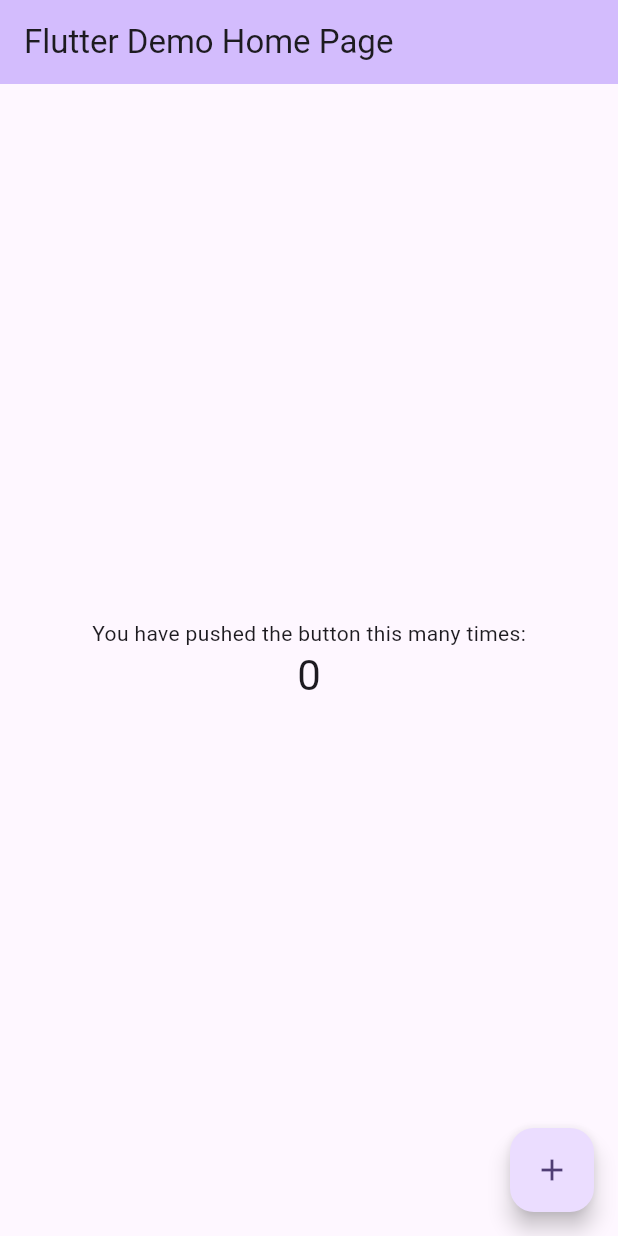
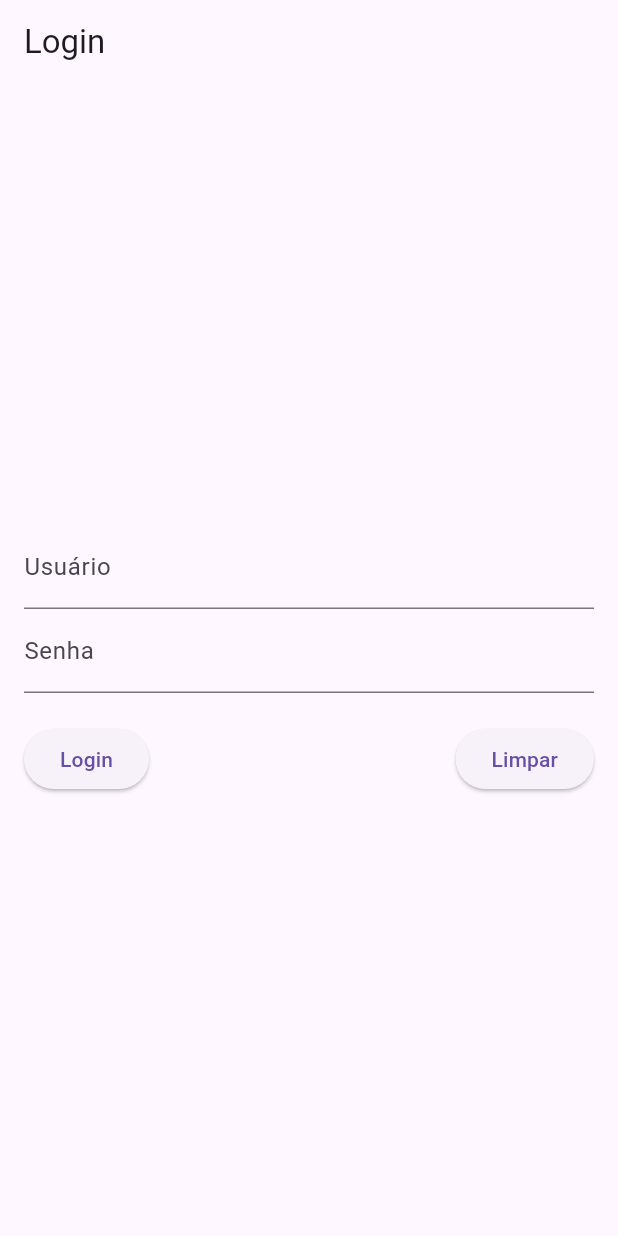
Before and after one commit to Wendelsena/Projeto_Login_P1, a Flutter app: the screen it shows after launch, on a phone screen of 412 x 824 dp. Run offline on Flutter 3.47's test engine with Material 3 defaults, Android fonts, the light colour scheme and no system bars.

Commit message:
Login page

```diff
--- a/lib/main.dart
+++ b/lib/main.dart
@@ -1,125 +1,118 @@
 import 'package:flutter/material.dart';
 
 void main() {
-  runApp(const MyApp());
+  runApp(MyApp());
 }
 
 class MyApp extends StatelessWidget {
-  const MyApp({super.key});
-
-  // This widget is the root of your application.
   @override
   Widget build(BuildContext context) {
     return MaterialApp(
-      title: 'Flutter Demo',
+      title: 'Login App',
       theme: ThemeData(
-        // This is the theme of your application.
-        //
-        // TRY THIS: Try running your application with "flutter run". You'll see
-        // the application has a purple toolbar. Then, without quitting the app,
-        // try changing the seedColor in the colorScheme below to Colors.green
-        // and then invoke "hot reload" (save your changes or press the "hot
-        // reload" button in a Flutter-supported IDE, or press "r" if you used
-        // the command line to start the app).
-        //
-        // Notice that the counter didn't reset back to zero; the application
-        // state is not lost during the reload. To reset the state, use hot
-        // restart instead.
-        //
-        // This works for code too, not just values: Most code changes can be
-        // tested with just a hot reload.
-        colorScheme: ColorScheme.fromSeed(seedColor: Colors.deepPurple),
-        useMaterial3: true,
+        primarySwatch: Colors.blue,
       ),
-      home: const MyHomePage(title: 'Flutter Demo Home Page'),
+      home: LoginPage(),
     );
   }
 }
 
-class MyHomePage extends StatefulWidget {
-  const MyHomePage({super.key, required this.title});
-
-  // This widget is the home page of your application. It is stateful, meaning
-  // that it has a State object (defined below) that contains fields that affect
-  // how it looks.
-
-  // This class is the configuration for the state. It holds the values (in this
-  // case the title) provided by the parent (in this case the App widget) and
-  // used by the build method of the State. Fields in a Widget subclass are
-  // always marked "final".
-
-  final String title;
-
+class LoginPage extends StatefulWidget {
   @override
-  State<MyHomePage> createState() => _MyHomePageState();
+  _LoginPageState createState() => _LoginPageState();
 }
 
-class _MyHomePageState extends State<MyHomePage> {
-  int _counter = 0;
-
-  void _incrementCounter() {
-    setState(() {
-      // This call to setState tells the Flutter framework that something has
-      // changed in this State, which causes it to rerun the build method below
-      // so that the display can reflect the updated values. If we changed
-      // _counter without calling setState(), then the build method would not be
-      // called again, and so nothing would appear to happen.
-      _counter++;
-    });
-  }
+class _LoginPageState extends State<LoginPage> {
+  final _usernameController = TextEditingController();
+  final _passwordController = TextEditingController();
+  final _formKey = GlobalKey<FormState>();
 
   @override
   Widget build(BuildContext context) {
-    // This method is rerun every time setState is called, for instance as done
-    // by the _incrementCounter method above.
-    //
-    // The Flutter framework has been optimized to make rerunning build methods
-    // fast, so that you can just rebuild anything that needs updating rather
-    // than having to individually change instances of widgets.
     return Scaffold(
       appBar: AppBar(
-        // TRY THIS: Try changing the color here to a specific color (to
-        // Colors.amber, perhaps?) and trigger a hot reload to see the AppBar
-        // change color while the other colors stay the same.
-        backgroundColor: Theme.of(context).colorScheme.inversePrimary,
-        // Here we take the value from the MyHomePage object that was created by
-        // the App.build method, and use it to set our appbar title.
-        title: Text(widget.title),
+        title: Text('Login'),
       ),
-      body: Center(
-        // Center is a layout widget. It takes a single child and positions it
-        // in the middle of the parent.
+      body: Padding(
+        padding: const EdgeInsets.all(16.0),
+        child: Form(
+          key: _formKey,
           child: Column(
-          // Column is also a layout widget. It takes a list of children and
-          // arranges them vertically. By default, it sizes itself to fit its
-          // children horizontally, and tries to be as tall as its parent.
-          //
-          // Column has various properties to control how it sizes itself and
-          // how it positions its children. Here we use mainAxisAlignment to
-          // center the children vertically; the main axis here is the vertical
-          // axis because Columns are vertical (the cross axis would be
-          // horizontal).
-          //
-          // TRY THIS: Invoke "debug painting" (choose the "Toggle Debug Paint"
-          // action in the IDE, or press "p" in the console), to see the
-          // wireframe for each widget.
             mainAxisAlignment: MainAxisAlignment.center,
             children: <Widget>[
-            const Text(
-              'You have pushed the button this many times:',
+              TextFormField(
+                controller: _usernameController,
+                decoration: InputDecoration(labelText: 'Usuário'),
+                validator: (value) {
+                  if (value == null || value.isEmpty) {
+                    return 'Por favor, preencha o campo de usuário';
+                  }
+                  return null;
+                },
               ),
-            Text(
-              '$_counter',
-              style: Theme.of(context).textTheme.headlineMedium,
+              TextFormField(
+                controller: _passwordController,
+                decoration: InputDecoration(labelText: 'Senha'),
+                obscureText: true,
+                validator: (value) {
+                  if (value == null || value.isEmpty) {
+                    return 'Por favor, preencha o campo de senha';
+                  } else if (value.length < 3) {
+                    return 'A senha precisa ter no mínimo 3 caracteres';
+                  }
+                  return null;
+                },
+              ),
+              SizedBox(height: 20),
+              Row(
+                mainAxisAlignment: MainAxisAlignment.spaceBetween,
+                children: [
+                  ElevatedButton(
+                    onPressed: () {
+                      if (_formKey.currentState!.validate()) {
+                        Navigator.push(
+                          context,
+                          MaterialPageRoute(builder: (context) => HomePage()),
+                        );
+                        _usernameController.clear();
+                        _passwordController.clear();
+                      }
+                    },
+                    child: Text('Login'),
+                  ),
+                  ElevatedButton(
+                    onPressed: () {
+                      _usernameController.clear();
+                      _passwordController.clear();
+                    },
+                    child: Text('Limpar'),
+                  ),
+                ],
               ),
             ],
           ),
         ),
-      floatingActionButton: FloatingActionButton(
-        onPressed: _incrementCounter,
-        tooltip: 'Increment',
-        child: const Icon(Icons.add),
-      ), // This trailing comma makes auto-formatting nicer for build methods.
+      ),
     );
   }
 }
+
+class HomePage extends StatelessWidget {
+  @override
+  Widget build(BuildContext context) {
+    return Scaffold(
+      appBar: AppBar(
+        leading: IconButton(
+          icon: Icon(Icons.arrow_back),
+          onPressed: () {
+            Navigator.pop(context);
+          },
+        ),
+        title: Text('Home'),
+      ),
+      body: Center(
+        child: Text('Bem-vindo!', style: TextStyle(fontSize: 24)),
+      ),
+    );
+  }
+}
```
Lines whose indentation alone changed are shown as unchanged.
